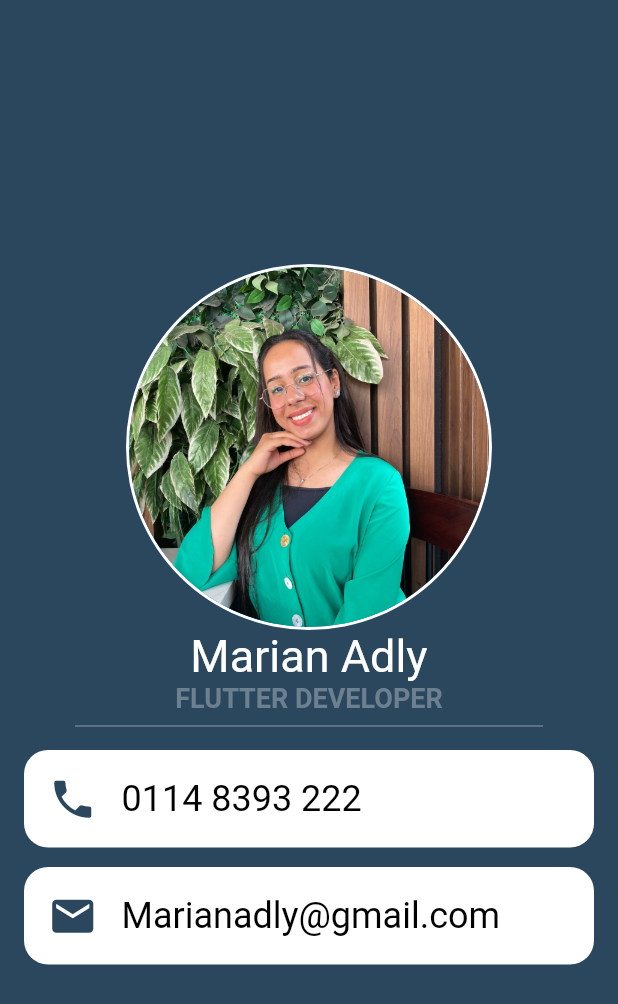
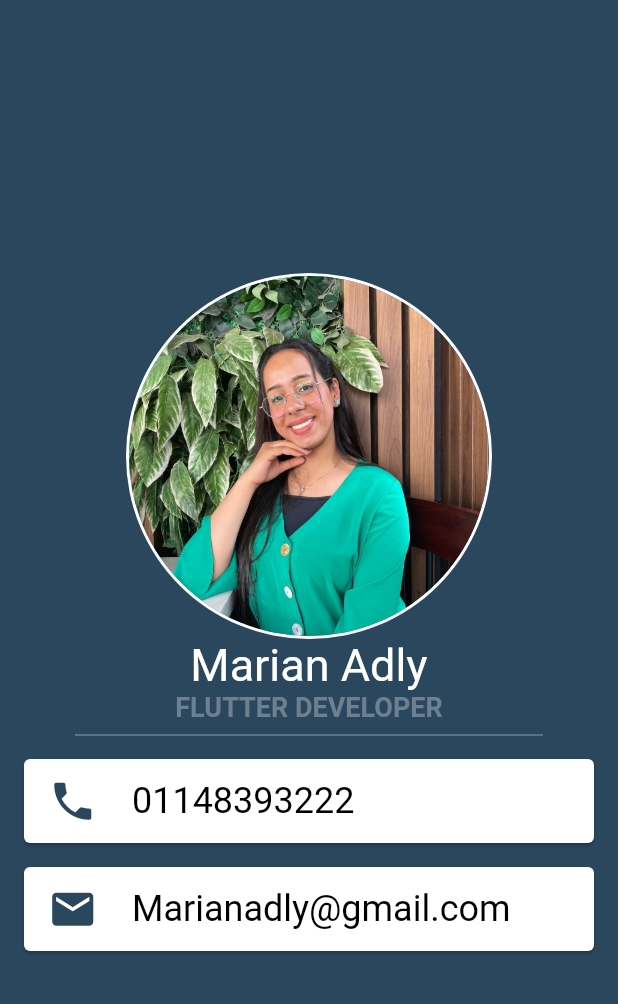
Before and after one commit to MarianAdly21/business-card-app, a Flutter app: the screen it shows after launch, on a phone screen of 412 x 824 dp. Shown: the top 1004 px of the screen. Run offline on Flutter 3.47's test engine with Material 2 defaults, Android fonts, the phone set to English and light mode, and no system bars.

Commit message:
used ListTile widget instead Row widget

```diff
--- a/lib/main.dart
+++ b/lib/main.dart
@@ -9,14 +9,14 @@ class BusinessApp extends StatelessWidget {
 
   @override
   Widget build(BuildContext context) {
-    return MaterialApp(
+    return const MaterialApp(
       debugShowCheckedModeBanner: false,
       home: Scaffold(
-        backgroundColor: const Color(0xFF2B475E),
+        backgroundColor: Color(0xFF2B475E),
         body: Column(
           mainAxisAlignment: MainAxisAlignment.center,
           children: [
-            const CircleAvatar(
+            CircleAvatar(
               radius: 122,
               backgroundColor: Colors.white,
               child: CircleAvatar(
@@ -25,77 +25,48 @@ class BusinessApp extends StatelessWidget {
                     'images/WhatsApp Image 2023-07-25 at 20.17.56.jpg'),
               ),
             ),
-            const Text(
+            Text(
               'Marian Adly',
               style: TextStyle(color: Colors.white, fontSize: 30),
             ),
-            const Text(
+            Text(
               'FLUTTER DEVELOPER',
               style: TextStyle(
                   color: Color(0xFF6C8090),
                   fontSize: 18,
                   fontWeight: FontWeight.bold),
             ),
-            const Divider(
+            Divider(
               color: Color(0xFF6C8090),
               thickness: 1,
               indent: 50,
               endIndent: 50,
             ),
-            Padding(
-              padding: const EdgeInsets.symmetric(horizontal: 16, vertical: 8),
-              child: Container(
-                decoration: BoxDecoration(
-                  color: Colors.white,
-                  borderRadius: BorderRadius.circular(16),
+            Card(
+              margin: EdgeInsets.symmetric(vertical: 8, horizontal: 16),
+              child: ListTile(
+                leading: Icon(
+                  Icons.phone,
+                  color: Color(0xFF2B475E),
+                  size: 33,
                 ),
-                height: 65,
-                child: const Row(
-                  children: [
-                    Padding(
-                      padding: EdgeInsets.only(left: 16),
-                      child: Icon(
-                        Icons.phone,
-                        color: Color(0xFF2B475E),
-                        size: 33,
-                      ),
-                    ),
-                    Padding(
-                      padding: EdgeInsets.only(left: 16),
-                      child: Text('0114 8393 222',
-                          style: TextStyle(color: Colors.black, fontSize: 24)),
-                    ),
-                  ],
+                title: Text(
+                  '01148393222',
+                  style: TextStyle(color: Colors.black, fontSize: 24),
                 ),
               ),
             ),
-            Padding(
-              padding: const EdgeInsets.symmetric(horizontal: 16, vertical: 5),
-              child: Container(
-                decoration: BoxDecoration(
-                  color: Colors.white,
-                  borderRadius: BorderRadius.circular(16),
+            Card(
+              margin: EdgeInsets.symmetric(vertical: 8, horizontal: 16),
+              child: ListTile(
+                leading: Icon(
+                  Icons.email,
+                  color: Color(0xFF2B475E),
+                  size: 33,
                 ),
-                height: 65,
-                child: const Row(
-                  children: [
-                    Padding(
-                      padding: EdgeInsets.only(left: 16),
-                      child: Icon(
-                        Icons.mail,
-                        color: Color(0xFF2B475E),
-                        size: 33,
-                      ),
-                    ),
-                    Padding(
-                      padding: EdgeInsets.only(left: 16),
-                      child: Text('Marianadly@gmail.com',
-                          style: TextStyle(color: Colors.black, fontSize: 24)),
-                    ),
-                    Spacer(
-                      flex: 2,
-                    ),
-                  ],
+                title: Text(
+                  'Marianadly@gmail.com',
+                  style: TextStyle(color: Colors.black, fontSize: 24),
                 ),
               ),
             ),
```
